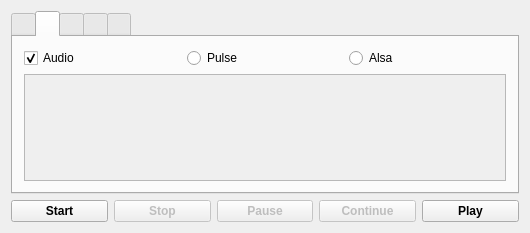
Qt form mainwindow.ui (vkohaupt/vokoscreenNG) before a commit.
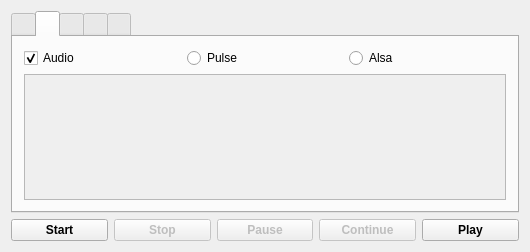
The same form after that commit. The open tabs and pages were chosen to show the change.

Patch:
```diff
--- a/mainwindow.ui
+++ b/mainwindow.ui
@@ -7,7 +7,7 @@
     <x>0</x>
     <y>0</y>
     <width>530</width>
-    <height>233</height>
+    <height>252</height>
    </rect>
   </property>
   <property name="windowTitle">
@@ -150,8 +150,8 @@
             <rect>
              <x>0</x>
              <y>0</y>
-             <width>488</width>
-             <height>97</height>
+             <width>494</width>
+             <height>117</height>
             </rect>
            </property>
            <layout class="QVBoxLayout" name="verticalLayout_3">
```
Left out of the diff: 12 changed lines with no effect on the pictures.
